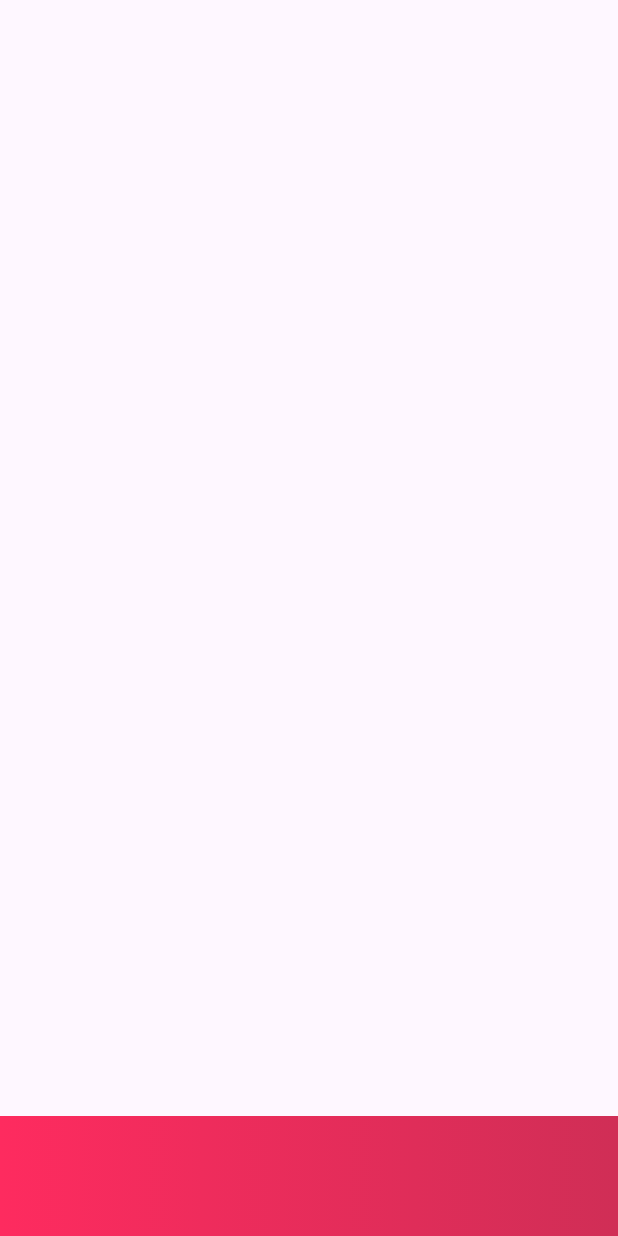
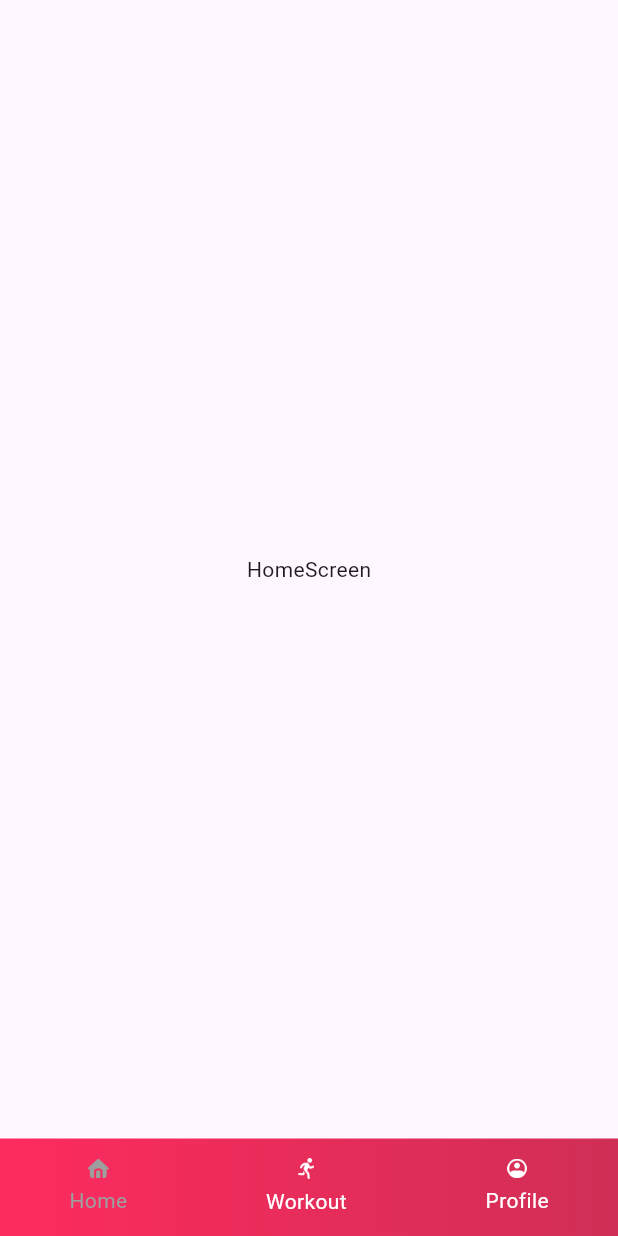
Before and after one commit to Abdurrehman098/flutter-basic, a Flutter app: the RootScreen screen opened directly, on a phone screen of 412 x 824 dp. Run offline on Flutter 3.47's test engine with Material 3 defaults, Android fonts, the phone set to English and light mode, and no system bars.

Commit message:
root sccreen

```diff
--- a/lib/core/constant/strings.dart
+++ b/lib/core/constant/strings.dart
@@ -1,4 +1,4 @@
-
+import 'package:flutter/material.dart';
 const String staticAssets = "assets/static_assets";
 const String iconsAssets = "assets/icons_assets";
 const String dynamicAssets = "assets/dynamic_assets";
--- a/lib/ui/screens/home/home_screen.dart
+++ b/lib/ui/screens/home/home_screen.dart
@@ -0,0 +1,12 @@
+import 'package:flutter/material.dart';
+
+class HomeScreen extends StatelessWidget {
+  const HomeScreen({super.key});
+
+  @override
+  Widget build(BuildContext context) {
+    return Scaffold(
+      body: Center(child: Text("HomeScreen")),
+    );
+  }
+}
--- a/lib/ui/screens/root/root_screen.dart
+++ b/lib/ui/screens/root/root_screen.dart
@@ -1,4 +1,8 @@
 import 'package:fitness_app/core/constant/colors.dart';
+import 'package:fitness_app/core/constant/strings.dart';
+import 'package:fitness_app/ui/screens/home/home_screen.dart';
+import 'package:fitness_app/ui/screens/profile/profile_screen.dart';
+import 'package:fitness_app/ui/screens/workout/workout_screen.dart';
 import 'package:flutter/material.dart';
 
 class RootScreen extends StatefulWidget {
@@ -6,23 +10,83 @@ class RootScreen extends StatefulWidget {
 
   @override
   State<RootScreen> createState() => _RootScreenState();
+
 }
 
 class _RootScreenState extends State<RootScreen> {
+  int selectedIndex = 0;
+  List<Widget> Screens = [ HomeScreen() , WorkoutScreen() , ProfileScreen()];
+  onClick(index){
+    setState(() {
+      selectedIndex = index ;
+    });
+  }
+
+
   @override
   Widget build(BuildContext context) {
     return Scaffold(
+      body: Screens[selectedIndex],
       bottomNavigationBar: Container(
         decoration: BoxDecoration(
           gradient: primary,
         ),
-        height: 80,
+        height: 65,
         child: Row(
           mainAxisAlignment: MainAxisAlignment.spaceAround,
+          crossAxisAlignment: CrossAxisAlignment.center,
           children: [
-            Column(
+            InkWell(
+              onTap: (){
+                onClick(0);
+              },
+              child: Column(
+                mainAxisAlignment: MainAxisAlignment.center
+                ,
+                children: [
 
+                  Image.asset("assets/Icons_assets/homeLogo.png", scale: 4, color: selectedIndex == 0 ? Colors.grey : Colors.white,),
+                  SizedBox(height: 5,),
+                  Text("Home" ,style: TextStyle(color: selectedIndex == 0 ? Colors.grey : Colors.white),),
+                ],
+
+
+              ),
+            ),
+            InkWell(
+              onTap:(){
+                onClick(1);
+              }
+              ,
+              child: Column(
+                mainAxisAlignment: MainAxisAlignment.center
+                ,
+                children: [
+                  Image.asset("assets/Icons_assets/workoutLogo.png", scale: 4,color: selectedIndex == 1 ? Colors.grey : Colors.white,),
+                  SizedBox(height: 5,),
+                  Text("Workout" ,style: TextStyle(color: selectedIndex == 1 ? Colors.grey  :Colors.white),)
+                ],
+
+
+              ),
+            ) ,
+            InkWell(
+              onTap: (){
+                onClick(2);
+              },
+              child: Column(
+                mainAxisAlignment: MainAxisAlignment.center
+                ,
+                children: [
+                  Image.asset("assets/Icons_assets/profileLogo.png", scale: 4,color: selectedIndex ==2 ? Colors.grey : Colors.white,),
+                  SizedBox(height: 5,),
+                  Text("Profile" ,style: TextStyle(color: selectedIndex ==2 ? Colors.grey :Colors.white),)
+                ],
+
+
+              ),
             )
+
           ],
         ),
 
```
Also changed, not shown: lib/ui/screens/profile/profile_screen.dart (added, +12 -0 lines), lib/ui/screens/workout/workout_screen.dart (added, +12 -0 lines), assets/Icons_assets/homeLogo.png (added), assets/Icons_assets/profileLogo.png (added), assets/Icons_assets/workoutLogo.png (added).
